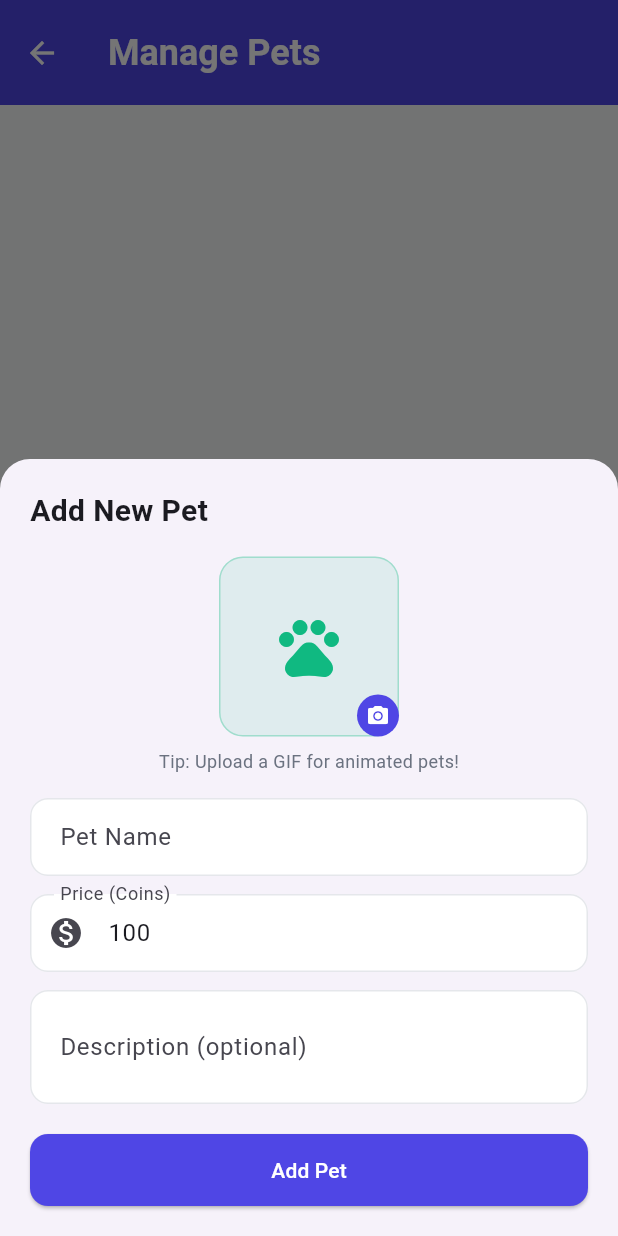
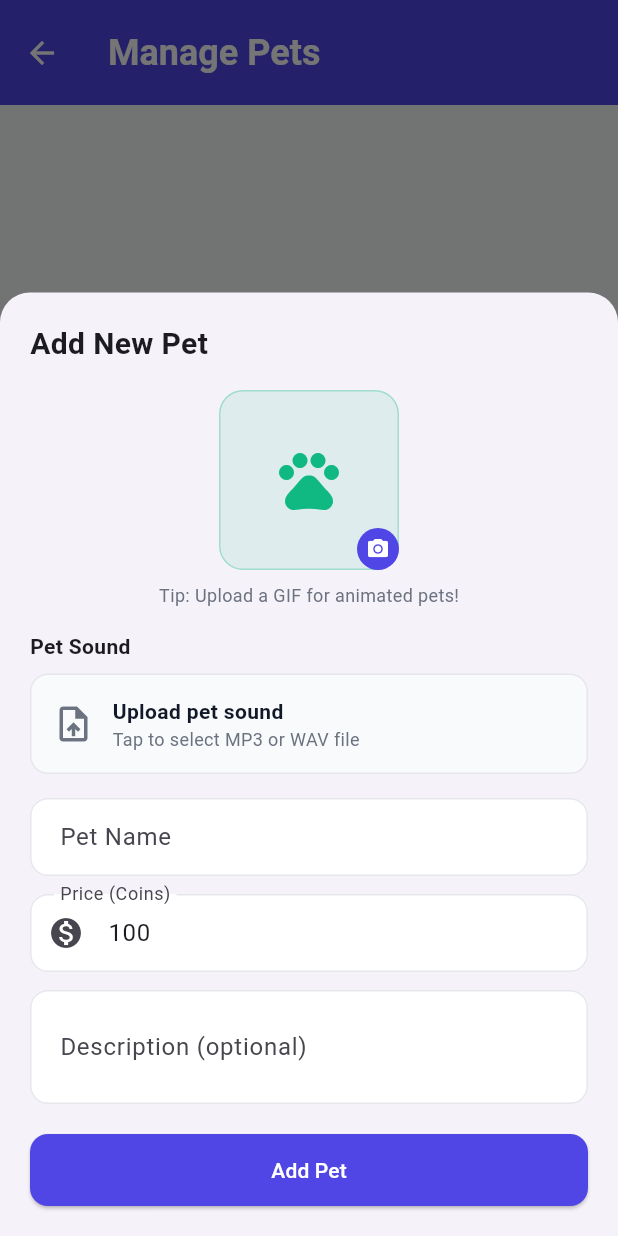
Before and after one commit to w3ih4ng/kids_study_app, a Flutter app: the AdminPetsScreen screen opened directly, after a tap on "Add Pet", on a phone screen of 412 x 824 dp. Run offline on Flutter 3.47's test engine with Material 3 defaults, Android fonts, the light colour scheme and no system bars; our stand-ins replace audioplayers, file_picker, firebase_core, firebase_messaging, fl_chart, flutter_local_notifications and 5 more; missing offline and left inert: flutter_pdfview, gif, mobile_scanner, syncfusion_flutter_pdf; accounts and stored records are empty.

Commit message:
fixed: pet in all screen

```diff
--- a/lib/core/services/pet_service.dart
+++ b/lib/core/services/pet_service.dart
@@ -67,12 +67,14 @@ class PetService {
     required int price,
     String? imageUrl,
     String? description,
+    String? soundUrl,
   }) async {
     await supabase.from('pets').insert({
       'name': name,
       'price': price,
       'image_url': imageUrl,
       'description': description,
+      'sound_url': soundUrl,
     });
   }
 
--- a/lib/features/admin/screens/admin_pets_screen.dart
+++ b/lib/features/admin/screens/admin_pets_screen.dart
@@ -21,6 +21,9 @@ class _AdminPetsScreenState extends State<AdminPetsScreen> {
   List<PetModel> _pets = [];
   bool _isLoading = true;
   bool _isUploading = false;
+
+  String? _soundUrl;
+  bool _isUploadingSound = false;
 
   final _nameController = TextEditingController();
   final _priceController = TextEditingController(text: '100');
@@ -194,11 +197,13 @@ class _AdminPetsScreenState extends State<AdminPetsScreen> {
       _priceController.text = pet.price.toString();
       _descController.text = pet.description ?? '';
       _imageUrl = pet.imageUrl;
+      _soundUrl = pet.soundUrl;
     } else {
       _nameController.clear();
       _priceController.text = '100';
       _descController.clear();
       _imageUrl = null;
+      _soundUrl = null;
     }
 
     await showModalBottomSheet(
@@ -282,6 +287,79 @@ class _AdminPetsScreenState extends State<AdminPetsScreen> {
                   ),
                 ),
                 const SizedBox(height: 16),
+                const Text('Pet Sound',
+                    style: TextStyle(fontWeight: FontWeight.bold)),
+                const SizedBox(height: 8),
+                GestureDetector(
+                  onTap: _isUploadingSound
+                      ? null
+                      : () => _pickAndUploadSound(setModalState),
+                  child: Container(
+                    padding: const EdgeInsets.all(14),
+                    decoration: BoxDecoration(
+                      color: _soundUrl != null
+                          ? AppTheme.success.withOpacity(0.1)
+                          : AppTheme.background,
+                      borderRadius: BorderRadius.circular(12),
+                      border: Border.all(
+                        color: _soundUrl != null
+                            ? AppTheme.success
+                            : AppTheme.border,
+                      ),
+                    ),
+                    child: _isUploadingSound
+                        ? const Row(
+                      mainAxisAlignment: MainAxisAlignment.center,
+                      children: [
+                        CircularProgressIndicator(),
+                        SizedBox(width: 12),
+                        Text('Uploading sound...'),
+                      ],
+                    )
+                        : Row(
+                      children: [
+                        Icon(
+                          _soundUrl != null
+                              ? Icons.music_note
+                              : Icons.upload_file,
+                          color: _soundUrl != null
+                              ? AppTheme.success
+                              : AppTheme.textSecondary,
+                          size: 28,
+                        ),
+                        const SizedBox(width: 12),
+                        Expanded(
+                          child: Column(
+                            crossAxisAlignment:
+                            CrossAxisAlignment.start,
+                            children: [
+                              Text(
+                                _soundUrl != null
+                                    ? 'Sound uploaded ✓'
+                                    : 'Upload pet sound',
+                                style: TextStyle(
+                                  fontWeight: FontWeight.bold,
+                                  color: _soundUrl != null
+                                      ? AppTheme.success
+                                      : AppTheme.textPrimary,
+                                ),
+                              ),
+                              Text(
+                                _soundUrl != null
+                                    ? 'Tap to replace (MP3/WAV)'
+                                    : 'Tap to select MP3 or WAV file',
+                                style: const TextStyle(
+                                    color: AppTheme.textSecondary,
+                                    fontSize: 12),
+                              ),
+                            ],
+                          ),
+                        ),
+                      ],
+                    ),
+                  ),
+                ),
+                const SizedBox(height: 16),
                 TextField(
                   controller: _nameController,
                   decoration: const InputDecoration(
@@ -313,18 +391,18 @@ class _AdminPetsScreenState extends State<AdminPetsScreen> {
                     if (pet == null) {
                       await PetService.createPet(
                         name: _nameController.text.trim(),
-                        price:
-                        int.tryParse(_priceController.text) ?? 100,
+                        price: int.tryParse(_priceController.text) ?? 100,
                         imageUrl: _imageUrl,
                         description: _descController.text.trim(),
+                        soundUrl: _soundUrl, // add this
                       );
                     } else {
                       await PetService.updatePet(pet.id, {
                         'name': _nameController.text.trim(),
-                        'price':
-                        int.tryParse(_priceController.text) ?? 100,
+                        'price': int.tryParse(_priceController.text) ?? 100,
                         'image_url': _imageUrl,
                         'description': _descController.text.trim(),
+                        'sound_url': _soundUrl, // add this
                       });
                     }
                     if (context.mounted) Navigator.pop(context);
@@ -366,6 +444,56 @@ class _AdminPetsScreenState extends State<AdminPetsScreen> {
     if (confirmed == true) {
       await PetService.deletePet(pet.id);
       _load();
+    }
+  }
+
+  Future<void> _pickAndUploadSound(StateSetter setModalState) async {
+    final result = await FilePicker.platform.pickFiles(
+      type: FileType.custom,
+      allowedExtensions: ['mp3', 'wav', 'ogg'],
+    );
+
+    if (result == null || result.files.isEmpty) return;
+
+    setModalState(() => _isUploadingSound = true);
+    try {
+      final file = File(result.files.single.path!);
+      final bytes = await file.readAsBytes();
+      final ext = result.files.single.extension ?? 'mp3';
+      final fileName =
+          'pet_sound_${DateTime.now().millisecondsSinceEpoch}.$ext';
+
+      await Supabase.instance.client.storage
+          .from('pet-sounds')
+          .uploadBinary(fileName, bytes,
+          fileOptions: FileOptions(
+            upsert: true,
+            contentType: ext == 'mp3'
+                ? 'audio/mpeg'
+                : ext == 'wav'
+                ? 'audio/wav'
+                : 'audio/ogg',
+          ));
+
+      final url = Supabase.instance.client.storage
+          .from('pet-sounds')
+          .getPublicUrl(fileName);
+
+      setModalState(() {
+        _soundUrl = url;
+        _isUploadingSound = false;
+      });
+
+      if (mounted) {
+        ScaffoldMessenger.of(context).showSnackBar(
+            const SnackBar(content: Text('Sound uploaded!')));
+      }
+    } catch (e) {
+      setModalState(() => _isUploadingSound = false);
+      if (mounted) {
+        ScaffoldMessenger.of(context).showSnackBar(
+            SnackBar(content: Text('Sound upload failed: $e')));
+      }
     }
   }
 
--- a/lib/features/auth/screens/child_dashboard_screen.dart
+++ b/lib/features/auth/screens/child_dashboard_screen.dart
@@ -139,7 +139,8 @@ class _ChildDashboardScreenState extends State<ChildDashboardScreen> {
 
         return AnimatedPetWidget(
           imageUrl: activePet.imageUrl,
-          size: 100, // bigger
+          soundUrl: activePet.soundUrl,
+          size: 100,
           animate: true,
           interactive: true,
         );
@@ -163,8 +164,6 @@ class _ChildDashboardScreenState extends State<ChildDashboardScreen> {
             onTap: (index) => setState(() => _currentIndex = index),
           ),
         ),
-        // Floating pet overlay — positioned relative to full screen
-        if (_currentIndex != 4)
           Positioned(
             bottom: 80, // above nav bar
             right: 16,
--- a/lib/features/pets/screens/pet_shop_screen.dart
+++ b/lib/features/pets/screens/pet_shop_screen.dart
@@ -288,6 +288,7 @@ class _PetShopScreenState extends State<PetShopScreen>
               children: [
                 AnimatedPetWidget(
                     imageUrl: pet.imageUrl,
+                    soundUrl: pet.soundUrl,
                     size: 80,
                     animate: isActive),
                 const SizedBox(width: 16),
--- a/lib/models/pet_model.dart
+++ b/lib/models/pet_model.dart
@@ -4,6 +4,7 @@ class PetModel {
   final int price;
   final String? imageUrl;
   final String? description;
+  final String? soundUrl;
   final bool isAvailable;
 
   PetModel({
@@ -12,6 +13,7 @@ class PetModel {
     required this.price,
     this.imageUrl,
     this.description,
+    this.soundUrl,
     this.isAvailable = true,
   });
 
@@ -22,6 +24,7 @@ class PetModel {
       price: map['price'] ?? 0,
       imageUrl: map['image_url'],
       description: map['description'],
+      soundUrl: map['sound_url'],
       isAvailable: map['is_available'] ?? true,
     );
   }
--- a/pubspec.yaml
+++ b/pubspec.yaml
@@ -99,7 +99,6 @@ flutter:
   #   - images/a_dot_burr.jpeg
   #   - images/a_dot_ham.jpeg
   assets:
-      - assets/sounds/
 
   # An image asset can refer to one or more resolution-specific "variants", see
   # https://flutter.dev/to/resolution-aware-images
```
Also changed, not shown: lib/core/widgets/animated_pet_widget.dart (+8 -1 lines), 1 other file.
